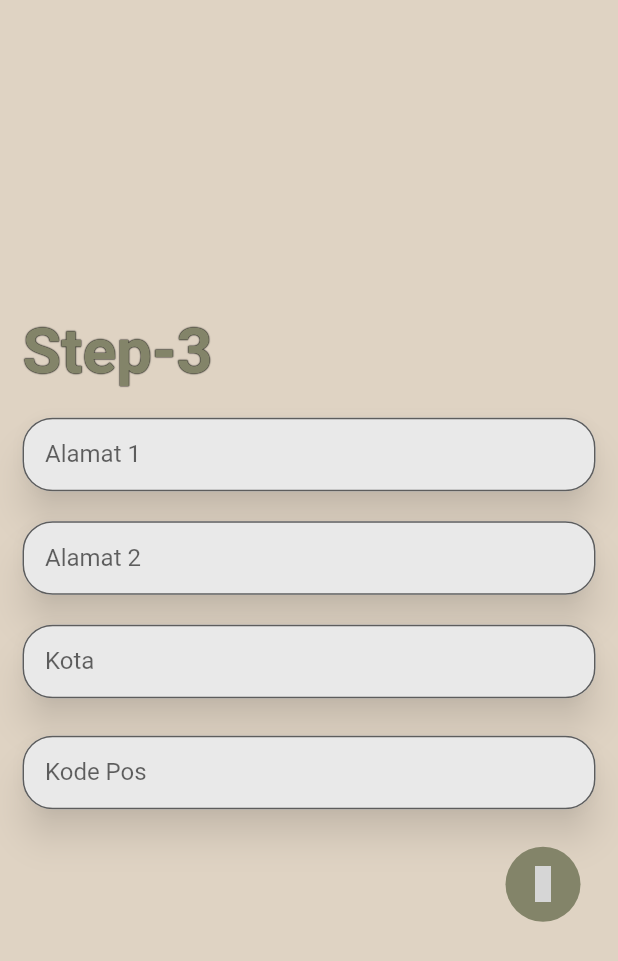
After one commit to Zersya/MobileFurniture, a Flutter app: the RegisterScreen screen opened directly, swiped to page 3, on a phone screen of 412 x 824 dp. The commit adds this screen. Shown: the top 961 px of the screen. Run offline on Flutter 3.47's test engine with Material 2 defaults, Android fonts, the phone set to English and light mode, and no system bars; our stand-ins replace bloc, equatable, flutter_bloc, flutter_money_formatter, flutter_slidable, material_design_icons_flutter and 1 more; accounts and stored records are empty; grey boxes are pictures that could not be loaded.

Commit message:
revisi beberapa bug update register

```diff
--- a/lib/blocs/authentication/auth_event.dart
+++ b/lib/blocs/authentication/auth_event.dart
@@ -19,3 +19,11 @@ class Authentication extends AuthEvent {
   return 'Authentication';
    }
 }
+
+class Logout extends AuthEvent {
+
+  @override
+  String toString() {
+  return 'Logout';
+   }
+}
--- a/lib/blocs/login/login_event.dart
+++ b/lib/blocs/login/login_event.dart
@@ -14,3 +14,14 @@ class SubmitLogin extends LoginEvent {
     return 'SubmitLogin';
   }
 }
+
+class SubmitRegister extends LoginEvent {
+  final String username, password, name, phoneNumber, address_1, address_2, city, postCode, email;
+
+  SubmitRegister(this.username, this.password, this.name, this.phoneNumber, this.address_1, this.address_2, this.city, this.postCode, this.email);
+
+  @override
+  String toString() {
+    return 'SubmitRegister';
+  }
+}
--- a/lib/blocs/login/login_state.dart
+++ b/lib/blocs/login/login_state.dart
@@ -1,4 +1,5 @@
 import 'package:equatable/equatable.dart';
+import 'package:furniture_app/models/response.dart';
 
 abstract class LoginState extends Equatable {}
 
@@ -32,3 +33,20 @@ class LoginFailed extends LoginState {
     return 'LoginFailed';
   }
 }
+
+class RegisterSuccess extends LoginState {
+  @override
+  String toString() {
+    return 'RegisterFailed';
+  }
+}
+
+class RegisterFailed extends LoginState {
+  final message;
+
+  RegisterFailed(this.message);
+  @override
+  String toString() {
+    return 'RegisterFailed';
+  }
+}
--- a/lib/main.dart
+++ b/lib/main.dart
@@ -1,6 +1,6 @@
 import 'package:flutter/material.dart';
 import 'package:furniture_app/screens/splash/splash_screen.dart';
-
+import 'screens/register.dart';
 
 void main() => runApp(MyApp());
 
--- /dev/null
+++ b/lib/screens/register.dart
@@ -0,0 +1,444 @@
+import 'package:flutter/material.dart';
+import 'package:furniture_app/blocs/authentication/auth.dart';
+import 'package:furniture_app/blocs/login/login.dart';
+import 'package:furniture_app/screens/splash/splash_screen.dart';
+import 'package:material_design_icons_flutter/material_design_icons_flutter.dart';
+import 'package:flutter_bloc/flutter_bloc.dart';
+
+class RegisterScreen extends StatefulWidget {
+  final AuthBloc authBloc;
+
+  const RegisterScreen({Key key, this.authBloc}) : super(key: key);
+
+  @override
+  _RegisterScreenState createState() => _RegisterScreenState();
+}
+
+class _RegisterScreenState extends State<RegisterScreen> {
+  LoginBloc loginBloc;
+  AuthBloc authBloc;
+
+  var _formKey = GlobalKey<FormState>();
+  var _pageController = PageController();
+  var _usernameController = TextEditingController();
+  var _passwordController = TextEditingController();
+  var _passwordConfController = TextEditingController();
+  var _nameController = TextEditingController();
+  var _phoneNumberController = TextEditingController();
+  var _address_1Controller = TextEditingController();
+  var _address_2Controller = TextEditingController();
+  var _cityController = TextEditingController();
+  var _zipCodeController = TextEditingController();
+  var _emailController = TextEditingController();
+
+  @override
+  void initState() {
+    authBloc = widget.authBloc;
+    loginBloc = LoginBloc(authBloc);
+    super.initState();
+  }
+
+  @override
+  Widget build(BuildContext context) {
+    return Scaffold(
+      backgroundColor: Color.fromRGBO(223, 211, 195, 1),
+      body: Container(
+        child: PageView(
+          controller: _pageController,
+          pageSnapping: true,
+          children: <Widget>[
+            step_1Register(),
+            step_2Register(),
+            step_3Register()
+          ],
+        ),
+      ),
+    );
+  }
+
+  Widget buttonSubmit() {
+    return BlocListener(
+        bloc: loginBloc,
+        listener: (BuildContext context, LoginState state) {
+          if (state is RegisterFailed) {
+            Scaffold.of(context).showSnackBar(SnackBar(
+              content: Text(state.message),
+            ));
+          }
+          if (state is RegisterSuccess) {
+            Navigator.pop(context);
+          }
+        },
+        child: BlocBuilder(
+          bloc: loginBloc,
+          builder: (BuildContext context, LoginState state) {
+            if (state is LoadingLogin) {
+              return Center(
+                  child: CircularProgressIndicator(
+                valueColor: new AlwaysStoppedAnimation<Color>(
+                    Color.fromRGBO(199, 177, 152, 1)),
+              ));
+            } else {
+              return Align(
+                alignment: Alignment.bottomRight,
+                child: GestureDetector(
+                  onTap: () {
+                    loginBloc.dispatch(SubmitRegister(
+                        _usernameController.text,
+                        _passwordController.text,
+                        _nameController.text,
+                        _phoneNumberController.text,
+                        _address_1Controller.text,
+                        _address_2Controller.text,
+                        _cityController.text,
+                        _zipCodeController.text,
+                        _emailController.text));
+                  },
+                  child: SizedBox(
+                    width: 70,
+                    height: 50,
+                    child: Container(
+                        decoration: BoxDecoration(
+                            color: Color.fromRGBO(131, 132, 105, 1),
+                            shape: BoxShape.circle),
+                        child: Icon(
+                          MdiIcons.check,
+                          color: Colors.white,
+                        )),
+                  ),
+                ),
+              );
+            }
+          },
+        ));
+  }
+
+  Widget buttonNext() {
+    return Align(
+      alignment: Alignment.bottomRight,
+      child: GestureDetector(
+        onTap: () {
+          _pageController.nextPage(
+              curve: Curves.easeInOut, duration: Duration(milliseconds: 1100));
+        },
+        child: SizedBox(
+          width: 70,
+          height: 50,
+          child: Container(
+              decoration: BoxDecoration(
+                  color: Color.fromRGBO(131, 132, 105, 1),
+                  shape: BoxShape.circle),
+              child: Icon(
+                MdiIcons.arrowRight,
+                color: Colors.white,
+              )),
+        ),
+      ),
+    );
+  }
+
+  Widget step_1Register() {
+    return Padding(
+      padding: EdgeInsets.all(15.0),
+      child: Column(
+        mainAxisAlignment: MainAxisAlignment.center,
+        crossAxisAlignment: CrossAxisAlignment.start,
+        children: <Widget>[
+          Text('Step-1',
+              style: TextStyle(
+                  fontSize: 42.0,
+                  fontFamily: 'Roboto',
+                  shadows: [
+                    Shadow(color: Colors.black, blurRadius: 0.5),
+                    Shadow(color: Colors.black87, blurRadius: 0.5)
+                  ],
+                  color: Color.fromRGBO(131, 132, 105, 1),
+                  fontWeight: FontWeight.bold)),
+          SizedBox(
+            height: 20,
+          ),
+          Material(
+            elevation: 10,
+            borderRadius: BorderRadius.circular(20),
+            shadowColor: Colors.black54,
+            child: TextFormField(
+              controller: _usernameController,
+              decoration: InputDecoration(
+                fillColor: Color.fromRGBO(233, 233, 233, 1),
+                filled: true,
+                border: OutlineInputBorder(
+                  borderRadius: BorderRadius.circular(20),
+                ),
+                contentPadding: EdgeInsets.all(15.0),
+                labelText: 'Username',
+              ),
+              validator: ((val) {
+                if (val.isEmpty) return 'Masukan Username anda';
+              }),
+            ),
+          ),
+          SizedBox(
+            height: 20,
+          ),
+          Material(
+            elevation: 10,
+            borderRadius: BorderRadius.circular(20),
+            shadowColor: Colors.black54,
+            child: TextFormField(
+              controller: _passwordController,
+              obscureText: true,
+              decoration: InputDecoration(
+                fillColor: Color.fromRGBO(233, 233, 233, 1),
+                filled: true,
+                border: OutlineInputBorder(
+                    borderRadius: BorderRadius.all(Radius.circular(20))),
+                contentPadding: EdgeInsets.all(15.0),
+                labelText: 'Password',
+              ),
+              validator: (val) {
+                if (val.isEmpty) return 'Masukan Password anda';
+              },
+            ),
+          ),
+          SizedBox(
+            height: 20,
+          ),
+          Material(
+            elevation: 10,
+            borderRadius: BorderRadius.circular(20),
+            shadowColor: Colors.black54,
+            child: TextFormField(
+              controller: _passwordConfController,
+              obscureText: true,
+              decoration: InputDecoration(
+                fillColor: Color.fromRGBO(233, 233, 233, 1),
+                filled: true,
+                border: OutlineInputBorder(
+                    borderRadius: BorderRadius.all(Radius.circular(20))),
+                contentPadding: EdgeInsets.all(15.0),
+                labelText: 'Password Konfirmasi',
+              ),
+              validator: (val) {
+                if (val.isEmpty) return 'Masukan Password anda';
+                if (_passwordController.text.toString() !=
+                    _passwordConfController.text.toString()) {
+                  return 'Password konfirmasi tidaklah sama';
+                }
+              },
+            ),
+          ),
+          SizedBox(
+            height: 25,
+          ),
+          buttonNext()
+        ],
+      ),
+    );
+  }
+
+  Widget step_2Register() {
+    return Padding(
+      padding: EdgeInsets.all(15.0),
+      child: Column(
+        mainAxisAlignment: MainAxisAlignment.center,
+        crossAxisAlignment: CrossAxisAlignment.start,
+        children: <Widget>[
+          Text('Step-2',
+              style: TextStyle(
+                  fontSize: 42.0,
+                  fontFamily: 'Roboto',
+                  shadows: [
+                    Shadow(color: Colors.black, blurRadius: 0.5),
+                    Shadow(color: Colors.black87, blurRadius: 0.5)
+                  ],
+                  color: Color.fromRGBO(131, 132, 105, 1),
+                  fontWeight: FontWeight.bold)),
+          SizedBox(
+            height: 20,
+          ),
+          Material(
+            elevation: 10,
+            borderRadius: BorderRadius.circular(20),
+            shadowColor: Colors.black54,
+            child: TextFormField(
+              controller: _nameController,
+              decoration: InputDecoration(
+                fillColor: Color.fromRGBO(233, 233, 233, 1),
+                filled: true,
+                border: OutlineInputBorder(
+                  borderRadius: BorderRadius.circular(20),
+                ),
+                contentPadding: EdgeInsets.all(15.0),
+                labelText: 'Nama',
+              ),
+              validator: ((val) {
+                if (val.isEmpty) return 'Masukan Nama anda';
+              }),
+            ),
+          ),
+          SizedBox(
+            height: 20,
+          ),
+          Material(
+            elevation: 10,
+            borderRadius: BorderRadius.circular(20),
+            shadowColor: Colors.black54,
+            child: TextFormField(
+              controller: _phoneNumberController,
+              keyboardType: TextInputType.number,
+              decoration: InputDecoration(
+                fillColor: Color.fromRGBO(233, 233, 233, 1),
+                filled: true,
+                border: OutlineInputBorder(
+                  borderRadius: BorderRadius.circular(20),
+                ),
+                contentPadding: EdgeInsets.all(15.0),
+                labelText: 'Nomor Handphone',
+              ),
+              validator: ((val) {
+                if (val.isEmpty) return 'Masukan Nomor Handphone anda';
+              }),
+            ),
+          ),
+          SizedBox(
+            height: 20,
+          ),
+          Material(
+            elevation: 10,
+            borderRadius: BorderRadius.circular(20),
+            shadowColor: Colors.black54,
+            child: TextFormField(
+              controller: _emailController,
+              keyboardType: TextInputType.emailAddress,
+              decoration: InputDecoration(
+                fillColor: Color.fromRGBO(233, 233, 233, 1),
+                filled: true,
+                border: OutlineInputBorder(
+                    borderRadius: BorderRadius.all(Radius.circular(20))),
+                contentPadding: EdgeInsets.all(15.0),
+                labelText: 'Email',
+              ),
+              validator: (val) {
+                if (val.isEmpty) return 'Masukan Email anda';
+              },
+            ),
+          ),
+          SizedBox(
+            height: 25,
+          ),
+          buttonNext()
+        ],
+      ),
+    );
+  }
+
+  Widget step_3Register() {
+    return Padding(
+      padding: EdgeInsets.all(15.0),
+      child: Column(
+        mainAxisAlignment: MainAxisAlignment.center,
+        crossAxisAlignment: CrossAxisAlignment.start,
+        children: <Widget>[
+          Text('Step-3',
+              style: TextStyle(
+                  fontSize: 42.0,
+                  fontFamily: 'Roboto',
+                  shadows: [
+                    Shadow(color: Colors.black, blurRadius: 0.5),
+                    Shadow(color: Colors.black87, blurRadius: 0.5)
+                  ],
+                  color: Color.fromRGBO(131, 132, 105, 1),
+                  fontWeight: FontWeight.bold)),
+          SizedBox(
+            height: 20,
+          ),
+          Material(
+            elevation: 10,
+            borderRadius: BorderRadius.circular(20),
+            shadowColor: Colors.black54,
+            child: TextFormField(
+              controller: _address_1Controller,
+              decoration: InputDecoration(
+                fillColor: Color.fromRGBO(233, 233, 233, 1),
+                filled: true,
+                border: OutlineInputBorder(
+                  borderRadius: BorderRadius.circular(20),
+                ),
+                contentPadding: EdgeInsets.all(15.0),
+                labelText: 'Alamat 1',
+              ),
+              validator: ((val) {
+                if (val.isEmpty) return 'Masukan Alamat 1 anda';
+              }),
+            ),
+          ),
+          SizedBox(
+            height: 20,
+          ),
+          Material(
+            elevation: 10,
+            borderRadius: BorderRadius.circular(20),
+            shadowColor: Colors.black54,
+            child: TextFormField(
+              controller: _address_2Controller,
+              decoration: InputDecoration(
+                fillColor: Color.fromRGBO(233, 233, 233, 1),
+                filled: true,
+                border: OutlineInputBorder(
+                  borderRadius: BorderRadius.circular(20),
+                ),
+                contentPadding: EdgeInsets.all(15.0),
+                labelText: 'Alamat 2',
+              ),
+            ),
+          ),
+          SizedBox(
+            height: 20,
+          ),
+          Material(
+            elevation: 10,
+            borderRadius: BorderRadius.circular(20),
+            shadowColor: Colors.black54,
+            child: TextFormField(
+              controller: _cityController,
+              decoration: InputDecoration(
+                fillColor: Color.fromRGBO(233, 233, 233, 1),
+                filled: true,
+                border: OutlineInputBorder(
+                  borderRadius: BorderRadius.circular(20),
+                ),
+                contentPadding: EdgeInsets.all(15.0),
+                labelText: 'Kota',
+              ),
+            ),
+          ),
+          SizedBox(
+            height: 25,
+          ),
+          Material(
+            elevation: 10,
+            borderRadius: BorderRadius.circular(20),
+            shadowColor: Colors.black54,
+            child: TextFormField(
+              controller: _zipCodeController,
+              keyboardType: TextInputType.number,
+              decoration: InputDecoration(
+                fillColor: Color.fromRGBO(233, 233, 233, 1),
+                filled: true,
+                border: OutlineInputBorder(
+                  borderRadius: BorderRadius.circular(20),
+                ),
+                contentPadding: EdgeInsets.all(15.0),
+                labelText: 'Kode Pos',
+              ),
+            ),
+          ),
+          SizedBox(
+            height: 25,
+          ),
+          buttonSubmit()
+        ],
+      ),
+    );
+  }
+}
```
Also changed, not shown: lib/blocs/authentication/auth_bloc.dart (+12 -1 lines), lib/blocs/authentication/auth_state.dart (+13 -0 lines), lib/blocs/cart/cart.dart (+13 -2 lines), lib/blocs/login/login_bloc.dart (+29 -1 lines), lib/screens/home/home.dart (+27 -6 lines), lib/screens/home/itemsCart.screen.dart (+13 -3 lines), lib/screens/home/transaction.screen.dart (+8 -4 lines), lib/screens/login/login_screen.dart (+56 -15 lines), lib/screens/splash/splash_screen.dart (+6 -4 lines).
